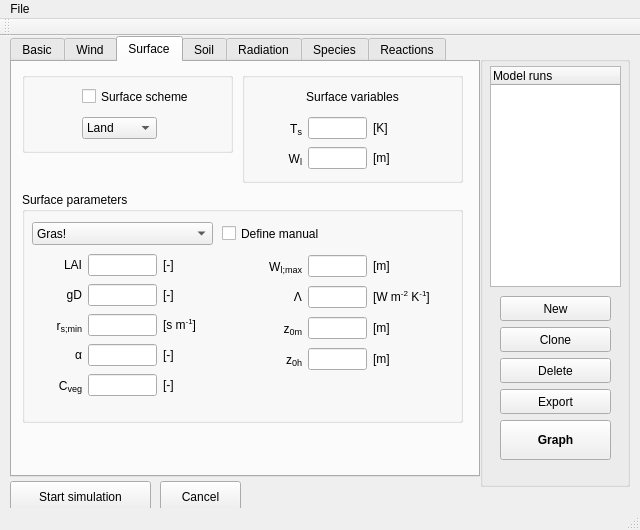
First picture: the form in mainwindow.ui, repository classmodel/modelgui, before the edit.
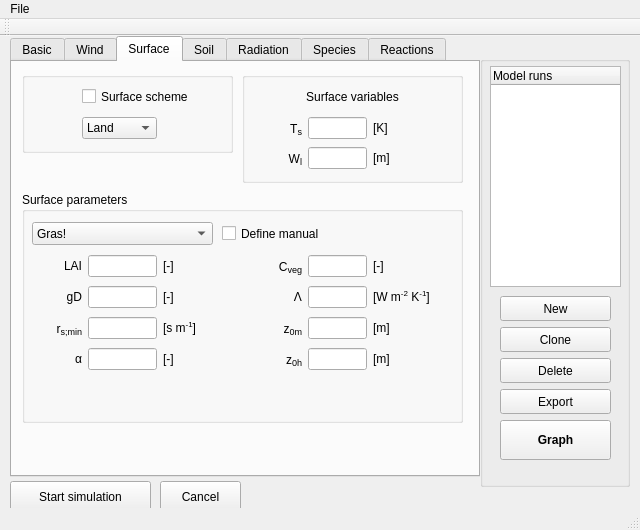
Second picture: the form after the edit. The open tabs and pages were chosen to show the change.

Commit message: Removed Wl;max from interface

The edit to the form file:
```diff
--- a/mainwindow.ui
+++ b/mainwindow.ui
@@ -1686,7 +1686,7 @@
          <x>10</x>
          <y>60</y>
          <width>191</width>
-         <height>151</height>
+         <height>121</height>
         </rect>
        </property>
        <layout class="QGridLayout" name="surface_parameters_grid1" columnminimumwidth="50,0,60">
@@ -1785,16 +1785,6 @@
           </property>
          </widget>
         </item>
-        <item row="4" column="1">
-         <widget class="QLineEdit" name="input_surface_cveg">
-          <property name="toolTip">
-           <string>vegetation fraction</string>
-          </property>
-          <property name="alignment">
-           <set>Qt::AlignRight|Qt::AlignTrailing|Qt::AlignVCenter</set>
-          </property>
-         </widget>
-        </item>
         <item row="2" column="0">
          <widget class="QLabel" name="label_surface_rsmin">
           <property name="toolTip">
@@ -1821,19 +1811,6 @@
           </property>
          </widget>
         </item>
-        <item row="4" column="0">
-         <widget class="QLabel" name="label_surface_cveg">
-          <property name="toolTip">
-           <string/>
-          </property>
-          <property name="text">
-           <string>&lt;html&gt;C&lt;span style=&quot; font-size:14px; vertical-align:sub;&quot;&gt;veg&lt;/span&gt;&lt;/html&gt;</string>
-          </property>
-          <property name="alignment">
-           <set>Qt::AlignRight|Qt::AlignTrailing|Qt::AlignVCenter</set>
-          </property>
-         </widget>
-        </item>
         <item row="2" column="2">
          <widget class="QLabel" name="unitlabel_surface_rsmin">
           <property name="toolTip">
@@ -1860,19 +1837,6 @@
           </property>
          </widget>
         </item>
-        <item row="4" column="2">
-         <widget class="QLabel" name="unitlabel_surface_cveg">
-          <property name="toolTip">
-           <string/>
-          </property>
-          <property name="text">
-           <string>&lt;html&gt;[-]&lt;/html&gt;</string>
-          </property>
-          <property name="alignment">
-           <set>Qt::AlignLeading|Qt::AlignLeft|Qt::AlignVCenter</set>
-          </property>
-         </widget>
-        </item>
        </layout>
       </widget>
       <widget class="QWidget" name="gridLayoutWidget_18">
@@ -1888,29 +1852,6 @@
         <property name="sizeConstraint">
          <enum>QLayout::SetMinimumSize</enum>
         </property>
-        <item row="0" column="0">
-         <widget class="QLabel" name="label_surface_Wlmax">
-          <property name="toolTip">
-           <string/>
-          </property>
-          <property name="text">
-           <string>&lt;html&gt;W&lt;span style=&quot; font-size:14px; vertical-align:sub;&quot;&gt;l;max&lt;/span&gt;&lt;/html&gt;</string>
-          </property>
-          <property name="alignment">
-           <set>Qt::AlignRight|Qt::AlignTrailing|Qt::AlignVCenter</set>
-          </property>
-         </widget>
-        </item>
-        <item row="0" column="1">
-         <widget class="QLineEdit" name="input_surface_Wlmax">
-          <property name="toolTip">
-           <string>thickness of water layer on wet vegetation</string>
-          </property>
-          <property name="alignment">
-           <set>Qt::AlignRight|Qt::AlignTrailing|Qt::AlignVCenter</set>
-          </property>
-         </widget>
-        </item>
         <item row="1" column="0">
          <widget class="QLabel" name="label_surfaceLambda">
           <property name="toolTip">
@@ -1934,19 +1875,6 @@
           </property>
          </widget>
         </item>
-        <item row="0" column="2">
-         <widget class="QLabel" name="unitlabel_surface_Wlmax">
-          <property name="toolTip">
-           <string/>
-          </property>
-          <property name="text">
-           <string>&lt;html&gt;[m]&lt;/html&gt;</string>
-          </property>
-          <property name="alignment">
-           <set>Qt::AlignLeading|Qt::AlignLeft|Qt::AlignVCenter</set>
-          </property>
-         </widget>
-        </item>
         <item row="1" column="2">
          <widget class="QLabel" name="unitlabel_surface_Lambda">
           <property name="toolTip">
@@ -2032,6 +1960,42 @@
           </property>
          </widget>
         </item>
+        <item row="0" column="1">
+         <widget class="QLineEdit" name="input_surface_cveg">
+          <property name="toolTip">
+           <string>vegetation fraction</string>
+          </property>
+          <property name="alignment">
+           <set>Qt::AlignRight|Qt::AlignTrailing|Qt::AlignVCenter</set>
+          </property>
+         </widget>
+        </item>
+        <item row="0" column="0">
+         <widget class="QLabel" name="label_surface_cveg">
+          <property name="toolTip">
+           <string/>
+          </property>
+          <property name="text">
+           <string>&lt;html&gt;C&lt;span style=&quot; font-size:14px; vertical-align:sub;&quot;&gt;veg&lt;/span&gt;&lt;/html&gt;</string>
+          </property>
+          <property name="alignment">
+           <set>Qt::AlignRight|Qt::AlignTrailing|Qt::AlignVCenter</set>
+          </property>
+         </widget>
+        </item>
+        <item row="0" column="2">
+         <widget class="QLabel" name="unitlabel_surface_cveg">
+          <property name="toolTip">
+           <string/>
+          </property>
+          <property name="text">
+           <string>&lt;html&gt;[-]&lt;/html&gt;</string>
+          </property>
+          <property name="alignment">
+           <set>Qt::AlignLeading|Qt::AlignLeft|Qt::AlignVCenter</set>
+          </property>
+         </widget>
+        </item>
        </layout>
       </widget>
      </widget>
```
Left out of the diff: 2 changed lines with no effect on the pictures. The commit also changes 2 other files.
